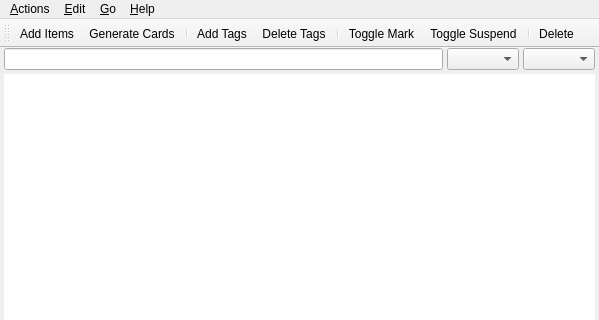
Above: designer/cardlist.ui from ludiosarchive/anki before the change; both pictures show x 0 to 599 and y 0 to 320 of the 599 by 462 pixel window. Below: the same form after it.
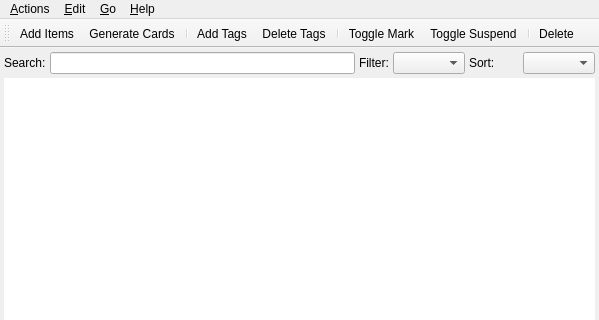
That is the form after the change. Icons and pictures are not drawn.

The edit to the form file:
```diff
--- a/designer/cardlist.ui
+++ b/designer/cardlist.ui
@@ -43,7 +43,7 @@
        <number>0</number>
       </property>
       <property name="topMargin">
-       <number>0</number>
+       <number>4</number>
       </property>
       <property name="rightMargin">
        <number>0</number>
@@ -51,6 +51,13 @@
       <property name="bottomMargin">
        <number>4</number>
       </property>
+      <item>
+       <widget class="QLabel" name="label">
+        <property name="text">
+         <string>Search:</string>
+        </property>
+       </widget>
+      </item>
       <item>
        <widget class="QLineEdit" name="filterEdit">
         <property name="text">
@@ -58,9 +65,46 @@
         </property>
        </widget>
       </item>
+      <item>
+       <widget class="QLabel" name="label_2">
+        <property name="text">
+         <string>Filter:</string>
+        </property>
+       </widget>
+      </item>
       <item>
        <widget class="QComboBox" name="tagList"/>
       </item>
+      <item>
+       <widget class="QLabel" name="label_3">
+        <property name="text">
+         <string>Sort:</string>
+        </property>
+       </widget>
+      </item>
+      <item>
+       <widget class="QPushButton" name="sortOrder">
+        <property name="maximumSize">
+         <size>
+          <width>20</width>
+          <height>20</height>
+         </size>
+        </property>
+        <property name="focusPolicy">
+         <enum>Qt::NoFocus</enum>
+        </property>
+        <property name="text">
+         <string/>
+        </property>
+        <property name="icon">
+         <iconset resource="../icons.qrc">
+          <normaloff>:/icons/view-sort-ascending.png</normaloff>:/icons/view-sort-ascending.png</iconset>
+        </property>
+        <property name="flat">
+         <bool>true</bool>
+        </property>
+       </widget>
+      </item>
       <item>
        <widget class="QComboBox" name="sortBox"/>
       </item>
```
Left out of the diff: 24 changed lines with no effect on the pictures.
